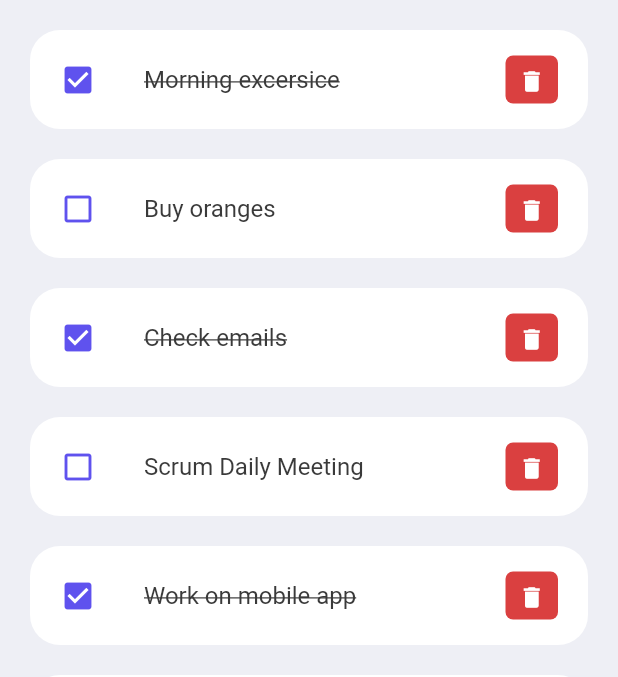
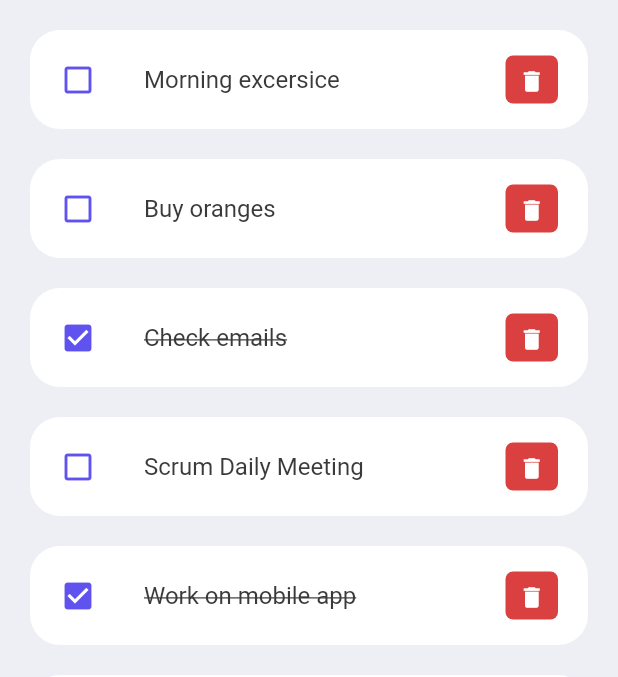
Before and after one commit to Luis501Angel/todo_app, a Flutter app: the screen it shows after launch, after a tap on "Morning excersice", on a phone screen of 412 x 824 dp, the part 306-983 px from its top. Run offline on Flutter 3.47's test engine with Material 2 defaults, Android fonts, the phone set to English and light mode, and no system bars.

Commit message:
feat: agrega funcionalidad para check de tareas

```diff
--- a/lib/screens/home.dart
+++ b/lib/screens/home.dart
@@ -3,9 +3,14 @@ import '../model/todo.dart';
 import '../constants/colors.dart';
 import '../widgets/todo_item.dart';
 
-class Home extends StatelessWidget {
+class Home extends StatefulWidget {
   Home({Key? key}) : super(key: key);
 
+  @override
+  State<Home> createState() => _HomeState();
+}
+
+class _HomeState extends State<Home> {
   final todoList = ToDo.todoList();
 
   @override
@@ -34,6 +39,8 @@ class Home extends StatelessWidget {
                         for (ToDo item in todoList)
                           ToDoItem(
                             toDo: item,
+                            onToDoChanged: _handleToDoChange,
+                            ontItemDelete: () {},
                           ),
                       ],
                     ),
@@ -67,14 +74,14 @@ class Home extends StatelessWidget {
                   Container(
                     margin: const EdgeInsets.only(bottom: 20, right: 20),
                     child: ElevatedButton(
-                      child: const Text(
+                      child: Text(
                         '+',
-                        style: TextStyle(fontSize: 40),
+                        style: const TextStyle(fontSize: 40),
                       ),
                       onPressed: () {},
                       style: ElevatedButton.styleFrom(
-                        primary: tdBlue,
-                        minimumSize: Size(60, 60),
+                        backgroundColor: tdBlue,
+                        minimumSize: const Size(60, 60),
                         elevation: 10
                       ),
                     ),
@@ -84,6 +91,12 @@ class Home extends StatelessWidget {
             )
           ],
         ));
+  }
+
+  void _handleToDoChange(ToDo toDo) {
+    setState(() {
+      toDo.isDone =!toDo.isDone;
+    });
   }
 
   Widget searchBox() {
--- a/lib/widgets/todo_item.dart
+++ b/lib/widgets/todo_item.dart
@@ -5,8 +5,10 @@ import 'package:todo_app/model/todo.dart';
 class ToDoItem extends StatelessWidget {
 
   final ToDo toDo;
+  final onToDoChanged;
+  final ontItemDelete;
 
-  const ToDoItem({Key? key, required this.toDo}) : super(key: key);
+  const ToDoItem({Key? key, required this.toDo, required this.onToDoChanged, required this.ontItemDelete}) : super(key: key);
 
 
   @override
@@ -15,7 +17,8 @@ class ToDoItem extends StatelessWidget {
       margin: const EdgeInsets.only(bottom: 20),
       child: ListTile(
         onTap: () {
-          print('Clicked on item');
+          // print('Clicked on item');
+          onToDoChanged(toDo);
         },
         shape: RoundedRectangleBorder(borderRadius: BorderRadius.circular(20)),
         contentPadding: const EdgeInsets.symmetric(horizontal: 20, vertical: 5),
```
